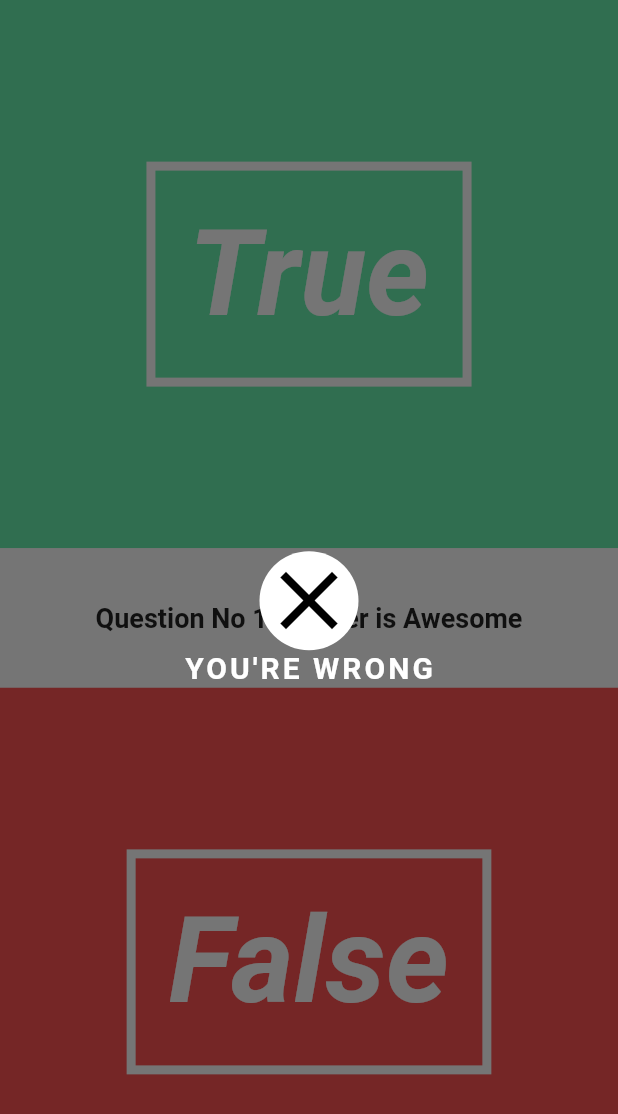
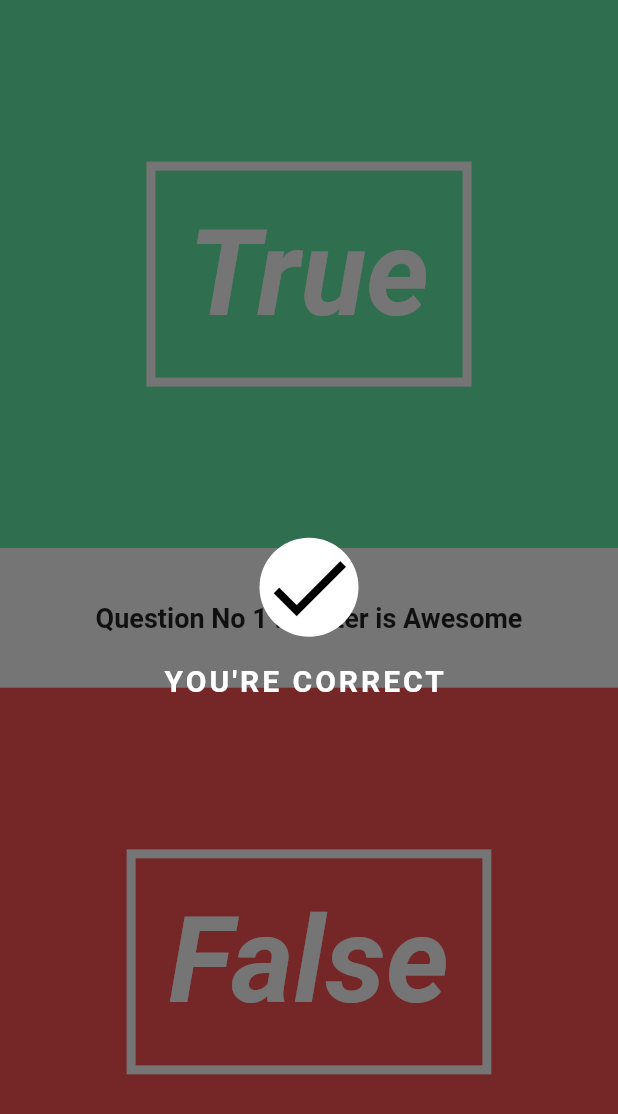
Before and after one commit to sounishnath003/Quizzy-A-Flutter-App, a Flutter app: the screen it shows after launch, on a phone screen of 412 x 824 dp. Shown: the top 1114 px of the screen. Run offline on Flutter 3.47's test engine with Material 2 defaults, Android fonts, the phone set to English and light mode, and no system bars.

Commit message:
all correct + wrong obve5lay animation added

```diff
--- a/lib/UI/answer_right_wrong_overlay.dart
+++ b/lib/UI/answer_right_wrong_overlay.dart
@@ -1,4 +1,5 @@
 import 'package:flutter/material.dart';
+import 'dart:math';
 
 class RightWrongOverlay extends StatefulWidget {
 
@@ -9,7 +10,27 @@ class RightWrongOverlay extends StatefulWidget {
   _RightWrongOverlayState createState() => _RightWrongOverlayState();
 }
 
-class _RightWrongOverlayState extends State<RightWrongOverlay> {
+class _RightWrongOverlayState extends State<RightWrongOverlay> with SingleTickerProviderStateMixin {
+
+  Animation<double> _iconAnimation;
+  AnimationController _iconAnimationController ;
+
+  void initState() {
+    super.initState();
+    _iconAnimationController = new AnimationController(
+      duration: new Duration(
+        seconds: 2,
+      ),
+      vsync: this
+    );
+
+    _iconAnimation = new CurvedAnimation(
+      parent: _iconAnimationController,
+      curve: Curves.elasticOut,
+    );
+    _iconAnimation.addListener(() => this.setState(() {}));
+    _iconAnimationController.forward();
+    }
 
   @override
   Widget build(BuildContext context) {
@@ -28,10 +49,18 @@ class _RightWrongOverlayState extends State<RightWrongOverlay> {
                   colors: [Colors.white, Colors.white]
                 )
               ),
-              child: new Icon(widget._isCorrect == true ?  Icons.done : Icons.clear,
-              size: 66.0,
+              child: new Transform.rotate(
+                child : new Icon(  widget._isCorrect == true ?  Icons.done : Icons.clear,
+              size: _iconAnimation.value * 66.0,
               color: Colors.black,
               ),
+              angle: _iconAnimation.value * 2 * pi,
+              )
+            ),
+            new Padding(
+              padding: new EdgeInsets.only(
+                bottom: 18.0,
+                ),
             ),
             new Text(widget._isCorrect == true ?  "YOU'RE CORRECT " : "YOU'RE WRONG",
             style: new TextStyle(
--- a/lib/quiz_page.dart
+++ b/lib/quiz_page.dart
@@ -26,7 +26,7 @@ class _QuizPageState extends State<QuizPage> {
             new AnswerButton(false, () => print("You answered False")),
           ],
         ),
-        new RightWrongOverlay(false),
+        new RightWrongOverlay(true),
       ],
     );
   }
```
